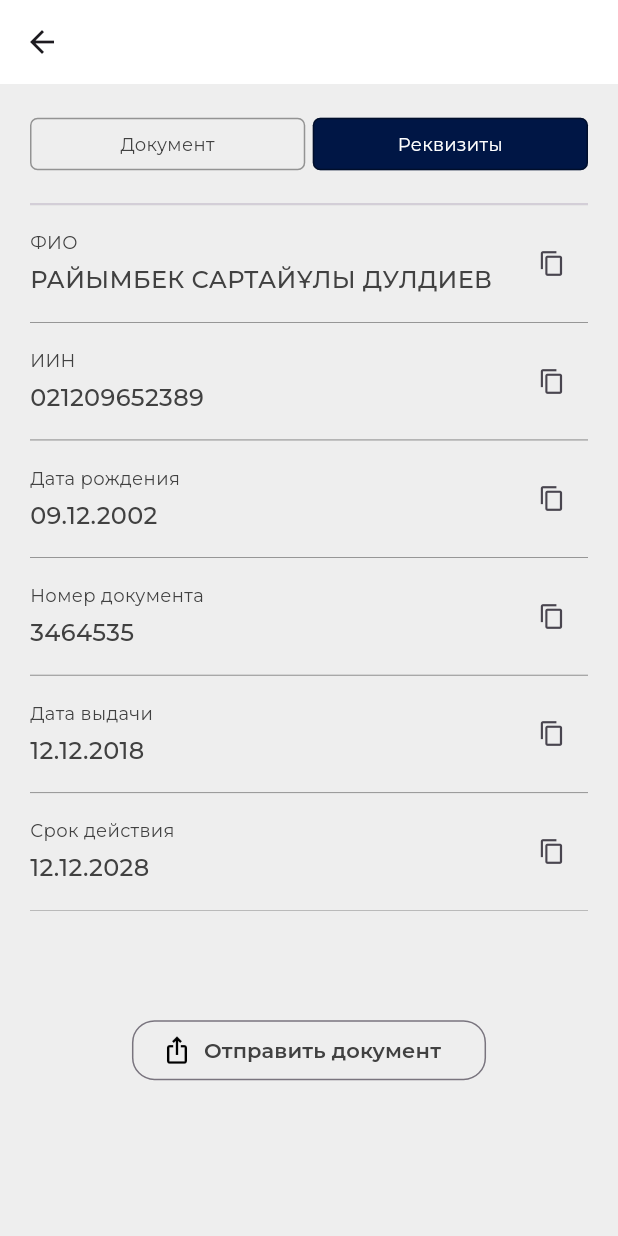
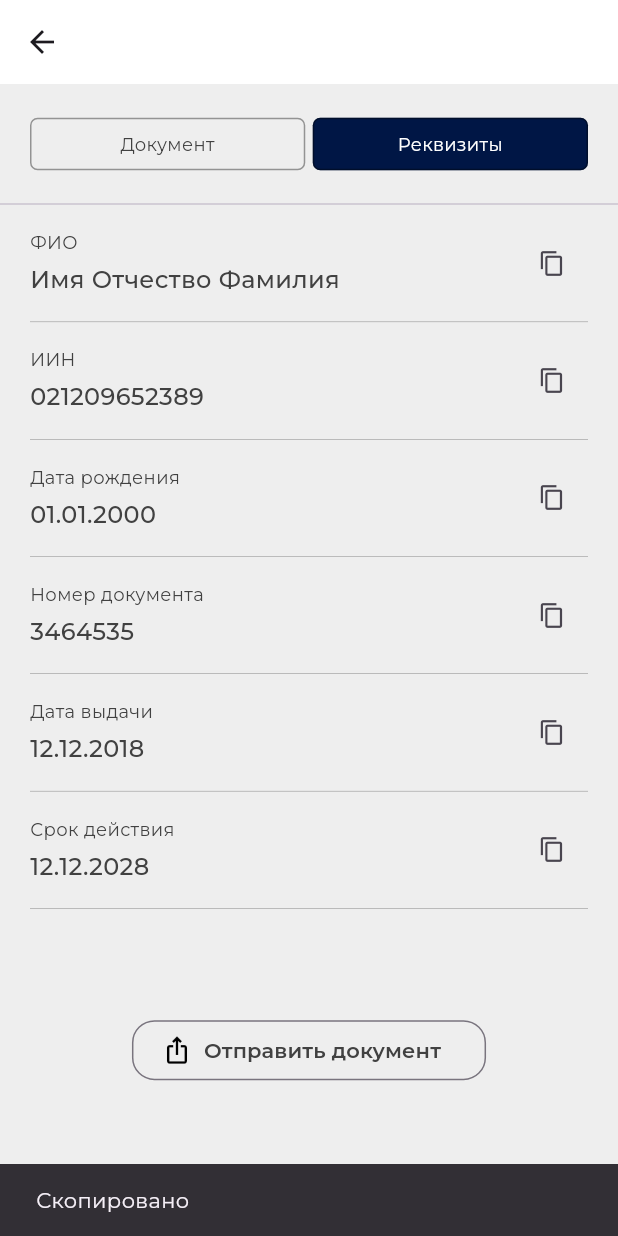
Before and after one commit to Kaparovvv/Mobile-banking, a Flutter app: the DocumentDetailsScreen screen opened directly with empty values, after a tap on "Реквизиты", after a tap on the "content copy" icon, on a phone screen of 412 x 824 dp. Run offline on Flutter 3.47's test engine with Material 2 defaults, Android fonts, the phone set to English and light mode, and no system bars; our stand-ins replace auto_route, bloc, buttons_tabbar, cached_network_image, connectivity_plus, dartz and 7 more; accounts and stored records are empty; project files that could hold a hidden picture were left out.

Commit message:
BT4-90,112,92,91,93,113

```diff
--- a/lib/features/documents/presentation/screens/document_details_screen.dart
+++ b/lib/features/documents/presentation/screens/document_details_screen.dart
@@ -32,10 +32,10 @@ class _DocumentDetailsScreenState extends State<DocumentDetailsScreen>
     idCard = IDCard(
       title: "Удостоверение личности",
       numberID: "3464535",
-      firstName: "РАЙЫМБЕК",
-      secondName: "САРТАЙҰЛЫ",
-      lastName: "ДУЛДИЕВ",
-      birthDate: "09.12.2002",
+      firstName: "Имя",
+      secondName: "Отчество",
+      lastName: "Фамилия",
+      birthDate: "01.01.2000",
       identityNumber: "021209652389",
       issueDate: "12.12.2018",
       validDate: "12.12.2028",
@@ -57,11 +57,12 @@ class _DocumentDetailsScreenState extends State<DocumentDetailsScreen>
         title: AppBarTitle(title: widget.title),
       ),
       body: Container(
-        padding: const EdgeInsets.symmetric(horizontal: 20),
+        padding: const EdgeInsets.symmetric(horizontal: 0),
         child: Column(
           children: [
             Flexible(
-              child: SizedBox(
+              child: Container(
+                padding: const EdgeInsets.all(20),
                 height: 80,
                 child: Row(
                   mainAxisAlignment: MainAxisAlignment.spaceBetween,
@@ -93,9 +94,16 @@ class _DocumentDetailsScreenState extends State<DocumentDetailsScreen>
                 length: 2,
                 child: TabBarView(
                   controller: tabController,
+                  physics: const NeverScrollableScrollPhysics(),
                   children: [
-                    ImageContent(idCard: idCard),
-                    DetailsContent(idCard: idCard)
+                    Padding(
+                      padding: const EdgeInsets.all(20.0),
+                      child: ImageContent(idCard: idCard),
+                    ),
+                    Padding(
+                      padding: const EdgeInsets.symmetric(horizontal: 20),
+                      child: DetailsContent(idCard: idCard),
+                    )
                   ],
                 ),
               ),
--- a/lib/features/documents/presentation/widgets/detail_item.dart
+++ b/lib/features/documents/presentation/widgets/detail_item.dart
@@ -1,5 +1,5 @@
 import 'package:flutter/material.dart';
-
+import 'package:flutter/services.dart';
 import '../../../../commons/text_style_helper.dart';
 import '../../../../commons/theme_helper.dart';
 
@@ -8,18 +8,24 @@ class DetailItem extends StatelessWidget {
     super.key,
     required this.title,
     required this.content,
+    this.switchTopPadding = false,
   });
 
   final String title;
   final String content;
+  final bool switchTopPadding;
+
+  void copyContent() async {
+    await Clipboard.setData(ClipboardData(text: content));
+  }
 
   @override
   Widget build(BuildContext context) {
     return Container(
       padding: const EdgeInsets.symmetric(vertical: 15),
       decoration: const BoxDecoration(
-        border: Border.symmetric(
-          horizontal: BorderSide(
+        border: Border(
+          bottom: BorderSide(
             color: ThemeHelper.color414141,
             width: 0.2,
           ),
@@ -49,7 +55,12 @@ class DetailItem extends StatelessWidget {
           ),
           const SizedBox(width: 10),
           IconButton(
-            onPressed: () => {},
+            onPressed: () {
+              copyContent();
+              ScaffoldMessenger.of(context).showSnackBar(
+                const SnackBar(content: Text("Скопировано")),
+              );
+            },
             icon: const Icon(
               Icons.copy,
               size: 18,
--- a/lib/features/documents/presentation/widgets/details_content.dart
+++ b/lib/features/documents/presentation/widgets/details_content.dart
@@ -1,6 +1,5 @@
 import 'package:flutter/material.dart';
 import 'package:my_family_flutter/features/documents/data/models/id_card.dart';
-
 import 'detail_item.dart';
 
 class DetailsContent extends StatelessWidget {
```
Also changed, not shown: pubspec.lock.
